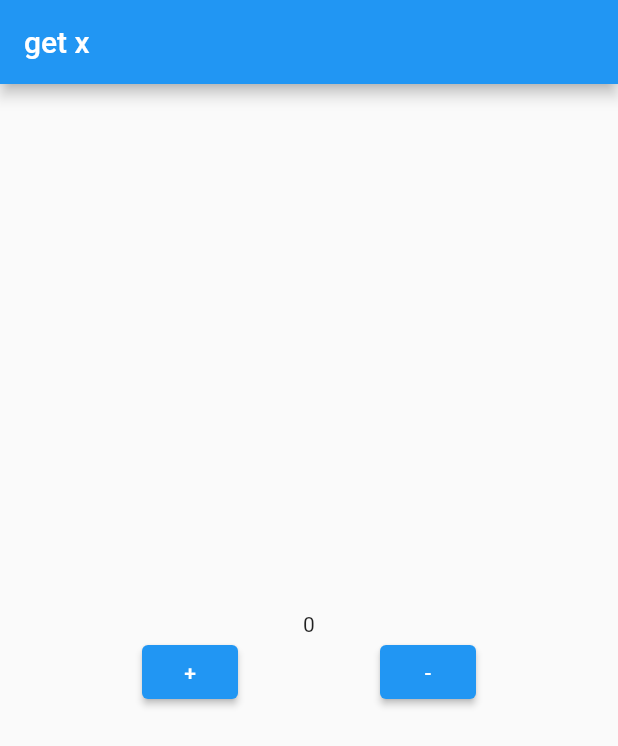
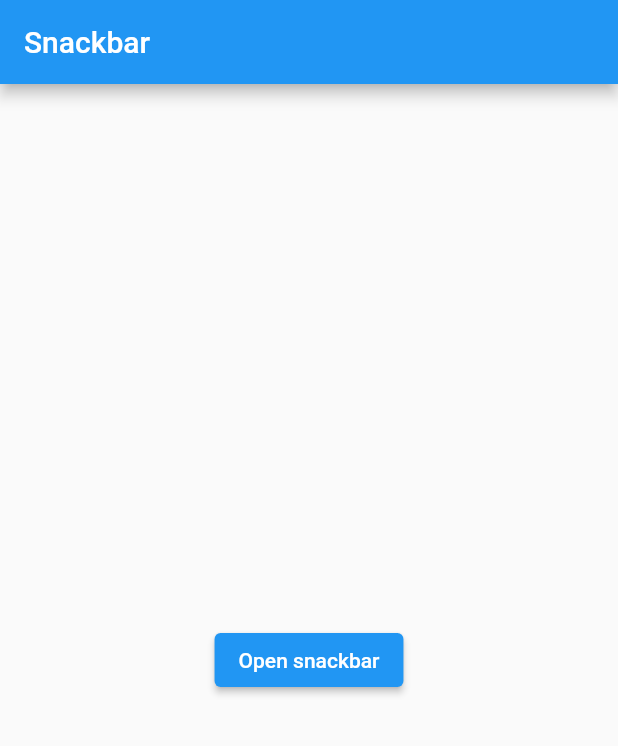
Before and after one commit to masudinn/GetX, a Flutter app: the screen it shows after launch, on a phone screen of 412 x 824 dp. Shown: the top 746 px of the screen. Run offline on Flutter 3.47's test engine with Material 2 defaults, Android fonts, the phone set to English and light mode, and no system bars; our stand-ins replace get.

Commit message:
snackbar get x

```diff
--- a/lib/main.dart
+++ b/lib/main.dart
@@ -1,8 +1,9 @@
 import 'package:flutter/material.dart';
 import 'package:get/get.dart';
+import 'snackbar.dart';
 
 void main() {
-  runApp(const MyApp());
+  runApp(const Snackbar());
 }
 
 class MyApp extends StatelessWidget {
--- /dev/null
+++ b/lib/snackbar.dart
@@ -0,0 +1,38 @@
+import 'package:flutter/material.dart';
+import 'package:get/route_manager.dart';
+
+class Snackbar extends StatelessWidget {
+  const Snackbar({super.key});
+
+  @override
+  Widget build(BuildContext context) {
+    return GetMaterialApp(
+      home: SnackBars(),
+    );
+  }
+}
+
+class SnackBars extends StatelessWidget {
+  const SnackBars({super.key});
+
+  @override
+  Widget build(BuildContext context) {
+    return Scaffold(
+      appBar: AppBar(
+        title: Text("Snackbar"),
+      ),
+      body: Center(
+        child: ElevatedButton(
+            onPressed: () {
+              // ScaffoldMessenger.of(context).showSnackBar(
+              //   SnackBar(
+              //       content: Text("halo"),
+              //       action: SnackBarAction(label: "cancel", onPressed: () {})),
+              // );
+              Get.snackbar("halo", "message");
+            },
+            child: Text("Open snackbar")),
+      ),
+    );
+  }
+}
```
